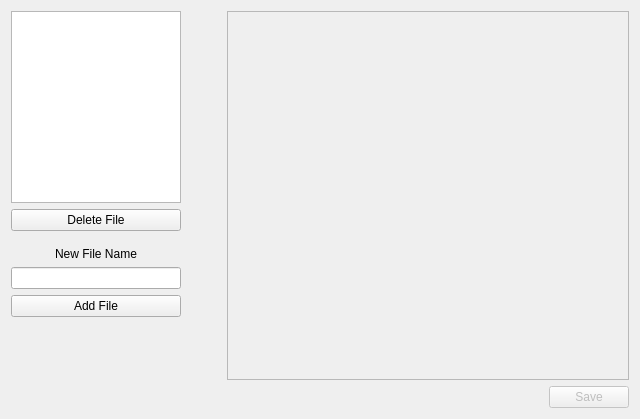
Above: main_form.ui from E1eMsGit/Passwords-Manager before the change. Below: the same form after it.
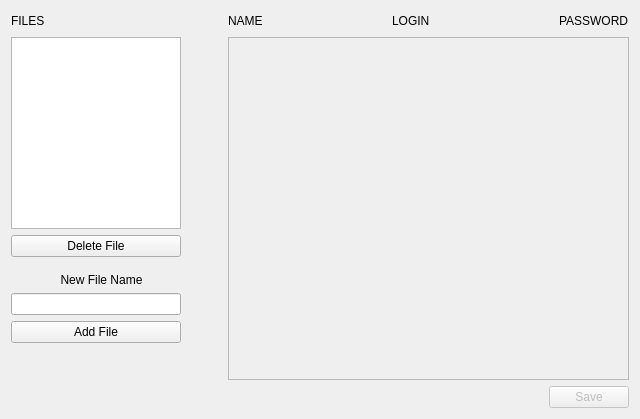
That is the form after the change.

The edit to the form file:
```diff
--- a/main_form.ui
+++ b/main_form.ui
@@ -26,67 +26,42 @@
    <string>Passwords Manager</string>
   </property>
   <layout class="QGridLayout" name="gridLayout">
-   <item row="0" column="1">
-    <spacer name="horizontalSpacer_5">
-     <property name="orientation">
-      <enum>Qt::Horizontal</enum>
-     </property>
-     <property name="sizeType">
-      <enum>QSizePolicy::Fixed</enum>
-     </property>
-     <property name="sizeHint" stdset="0">
-      <size>
-       <width>40</width>
-       <height>20</height>
-      </size>
-     </property>
-    </spacer>
-   </item>
-   <item row="0" column="2">
-    <layout class="QVBoxLayout" name="verticalLayout_2">
-     <item>
-      <widget class="QPlainTextEdit" name="plainTextEdit">
-       <property name="enabled">
-        <bool>false</bool>
-       </property>
-       <property name="horizontalScrollBarPolicy">
-        <enum>Qt::ScrollBarAsNeeded</enum>
-       </property>
-      </widget>
-     </item>
-     <item>
-      <layout class="QHBoxLayout" name="horizontalLayout_2">
-       <item>
-        <spacer name="horizontalSpacer_2">
-         <property name="orientation">
-          <enum>Qt::Horizontal</enum>
-         </property>
-         <property name="sizeHint" stdset="0">
-          <size>
-           <width>40</width>
-           <height>20</height>
-          </size>
-         </property>
-        </spacer>
-       </item>
-       <item>
-        <widget class="QPushButton" name="save_button">
-         <property name="enabled">
-          <bool>false</bool>
-         </property>
-         <property name="text">
-          <string>Save</string>
-         </property>
-        </widget>
-       </item>
-      </layout>
-     </item>
-    </layout>
-   </item>
    <item row="0" column="0">
+    <layout class="QVBoxLayout" name="verticalLayout_4">
+     <item>
+      <layout class="QHBoxLayout" name="horizontalLayout_3">
+       <item>
+        <widget class="QLabel" name="label_5">
+         <property name="text">
+          <string>FILES</string>
+         </property>
+        </widget>
+       </item>
+       <item>
+        <spacer name="horizontalSpacer_4">
+         <property name="orientation">
+          <enum>Qt::Horizontal</enum>
+         </property>
+         <property name="sizeHint" stdset="0">
+          <size>
+           <width>128</width>
+           <height>20</height>
+          </size>
+         </property>
+        </spacer>
+       </item>
+      </layout>
+     </item>
+     <item>
     <layout class="QVBoxLayout" name="verticalLayout">
      <item>
       <widget class="QListWidget" name="listWidget">
+         <property name="minimumSize">
+          <size>
+           <width>170</width>
+           <height>192</height>
+          </size>
+         </property>
        <property name="maximumSize">
         <size>
          <width>170</width>
@@ -182,6 +157,126 @@
     </layout>
    </item>
   </layout>
+   </item>
+   <item row="0" column="1">
+    <spacer name="horizontalSpacer_5">
+     <property name="orientation">
+      <enum>Qt::Horizontal</enum>
+     </property>
+     <property name="sizeType">
+      <enum>QSizePolicy::Fixed</enum>
+     </property>
+     <property name="sizeHint" stdset="0">
+      <size>
+       <width>30</width>
+       <height>17</height>
+      </size>
+     </property>
+    </spacer>
+   </item>
+   <item row="0" column="2">
+    <layout class="QVBoxLayout" name="verticalLayout_3">
+     <item>
+      <layout class="QHBoxLayout" name="horizontalLayout">
+       <item>
+        <widget class="QLabel" name="label_2">
+         <property name="text">
+          <string>NAME</string>
+         </property>
+        </widget>
+       </item>
+       <item>
+        <spacer name="horizontalSpacer">
+         <property name="orientation">
+          <enum>Qt::Horizontal</enum>
+         </property>
+         <property name="sizeHint" stdset="0">
+          <size>
+           <width>40</width>
+           <height>20</height>
+          </size>
+         </property>
+        </spacer>
+       </item>
+       <item>
+        <widget class="QLabel" name="label_3">
+         <property name="text">
+          <string>LOGIN</string>
+         </property>
+        </widget>
+       </item>
+       <item>
+        <spacer name="horizontalSpacer_3">
+         <property name="orientation">
+          <enum>Qt::Horizontal</enum>
+         </property>
+         <property name="sizeHint" stdset="0">
+          <size>
+           <width>40</width>
+           <height>20</height>
+          </size>
+         </property>
+        </spacer>
+       </item>
+       <item>
+        <widget class="QLabel" name="label_4">
+         <property name="text">
+          <string>PASSWORD</string>
+         </property>
+        </widget>
+       </item>
+      </layout>
+     </item>
+     <item>
+      <layout class="QVBoxLayout" name="verticalLayout_2">
+       <item>
+        <widget class="QPlainTextEdit" name="plainTextEdit">
+         <property name="enabled">
+          <bool>false</bool>
+         </property>
+         <property name="minimumSize">
+          <size>
+           <width>401</width>
+           <height>338</height>
+          </size>
+         </property>
+         <property name="horizontalScrollBarPolicy">
+          <enum>Qt::ScrollBarAsNeeded</enum>
+         </property>
+        </widget>
+       </item>
+       <item>
+        <layout class="QHBoxLayout" name="horizontalLayout_2">
+         <item>
+          <spacer name="horizontalSpacer_2">
+           <property name="orientation">
+            <enum>Qt::Horizontal</enum>
+           </property>
+           <property name="sizeHint" stdset="0">
+            <size>
+             <width>40</width>
+             <height>20</height>
+            </size>
+           </property>
+          </spacer>
+         </item>
+         <item>
+          <widget class="QPushButton" name="save_button">
+           <property name="enabled">
+            <bool>false</bool>
+           </property>
+           <property name="text">
+            <string>Save</string>
+           </property>
+          </widget>
+         </item>
+        </layout>
+       </item>
+      </layout>
+     </item>
+    </layout>
+   </item>
+  </layout>
   <zorder>horizontalSpacer_5</zorder>
  </widget>
  <resources/>
```
Left out of the diff: 7 changed lines with no effect on the pictures. Lines whose indentation alone changed are shown as unchanged.
